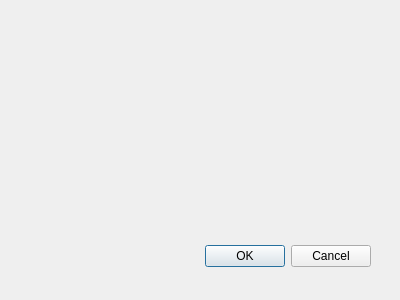
Qt form productpicker.ui (stand-by/Qt_PostgreSQL_application) before a commit.
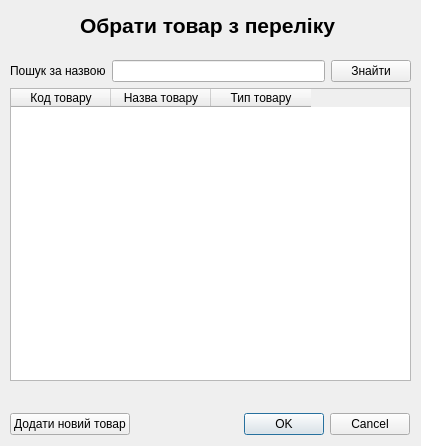
The same form after that commit. Custom widgets are drawn as their Qt base class.

Commit message: implement ProductPicker class which allows to choose arbitrary product from goods list

The edit to the form file:
```diff
--- a/productpicker.ui
+++ b/productpicker.ui
@@ -8,31 +8,131 @@
    <rect>
     <x>0</x>
     <y>0</y>
-    <width>400</width>
-    <height>300</height>
+    <width>421</width>
+    <height>446</height>
    </rect>
   </property>
   <property name="windowTitle">
    <string>Dialog</string>
   </property>
-  <widget class="QDialogButtonBox" name="buttonBox">
+  <widget class="QLabel" name="label_header">
    <property name="geometry">
     <rect>
-     <x>30</x>
-     <y>240</y>
-     <width>341</width>
-     <height>32</height>
+     <x>80</x>
+     <y>10</y>
+     <width>281</width>
+     <height>31</height>
     </rect>
    </property>
-   <property name="orientation">
-    <enum>Qt::Horizontal</enum>
+   <property name="font">
+    <font>
+     <pointsize>16</pointsize>
+     <weight>75</weight>
+     <bold>true</bold>
+    </font>
    </property>
-   <property name="standardButtons">
-    <set>QDialogButtonBox::Cancel|QDialogButtonBox::Ok</set>
+   <property name="text">
+    <string>Обрати товар з перелiку</string>
    </property>
   </widget>
+  <widget class="QWidget" name="layoutWidget">
+   <property name="geometry">
+    <rect>
+     <x>10</x>
+     <y>60</y>
+     <width>401</width>
+     <height>321</height>
+    </rect>
+   </property>
+   <layout class="QGridLayout" name="grid_top">
+    <item row="0" column="1">
+     <widget class="QLineEdit" name="lineEdit_search"/>
+    </item>
+    <item row="0" column="0">
+     <widget class="QLabel" name="label_search">
+      <property name="text">
+       <string>Пошук за назвою</string>
+      </property>
+     </widget>
+    </item>
+    <item row="0" column="2">
+     <widget class="QPushButton" name="pushButton_search">
+      <property name="text">
+       <string>Знайти</string>
+      </property>
+     </widget>
+    </item>
+    <item row="1" column="0" colspan="3">
+     <widget class="EnhancedTableWidget" name="table_goods">
+      <column>
+       <property name="text">
+        <string>Код товару</string>
+       </property>
+      </column>
+      <column>
+       <property name="text">
+        <string>Назва товару</string>
+       </property>
+      </column>
+      <column>
+       <property name="text">
+        <string>Тип товару</string>
+       </property>
+      </column>
+     </widget>
+    </item>
+   </layout>
+  </widget>
+  <widget class="QWidget" name="layoutWidget">
+   <property name="geometry">
+    <rect>
+     <x>10</x>
+     <y>410</y>
+     <width>400</width>
+     <height>29</height>
+    </rect>
+   </property>
+   <layout class="QGridLayout" name="grid_bottom">
+    <item row="0" column="0">
+     <widget class="QPushButton" name="pushButton_addproduct">
+      <property name="text">
+       <string>Додати новий товар</string>
+      </property>
+     </widget>
+    </item>
+    <item row="0" column="1">
+     <spacer name="spacer">
+      <property name="orientation">
+       <enum>Qt::Horizontal</enum>
+      </property>
+      <property name="sizeHint" stdset="0">
+       <size>
+        <width>48</width>
+        <height>20</height>
+       </size>
+      </property>
+     </spacer>
+    </item>
+    <item row="0" column="2">
+     <widget class="QDialogButtonBox" name="buttonBox">
+      <property name="orientation">
+       <enum>Qt::Horizontal</enum>
+      </property>
+      <property name="standardButtons">
+       <set>QDialogButtonBox::Cancel|QDialogButtonBox::Ok</set>
+      </property>
+     </widget>
+    </item>
+   </layout>
+  </widget>
  </widget>
- <pixmapfunction/>
+ <customwidgets>
+  <customwidget>
+   <class>EnhancedTableWidget</class>
+   <extends>QTableWidget</extends>
+   <header>enhancedtablewidget.h</header>
+  </customwidget>
+ </customwidgets>
  <resources/>
  <connections>
   <connection>
```
Left out of the diff: 4 changed lines with no effect on the pictures. The commit also changes 2 other files.
